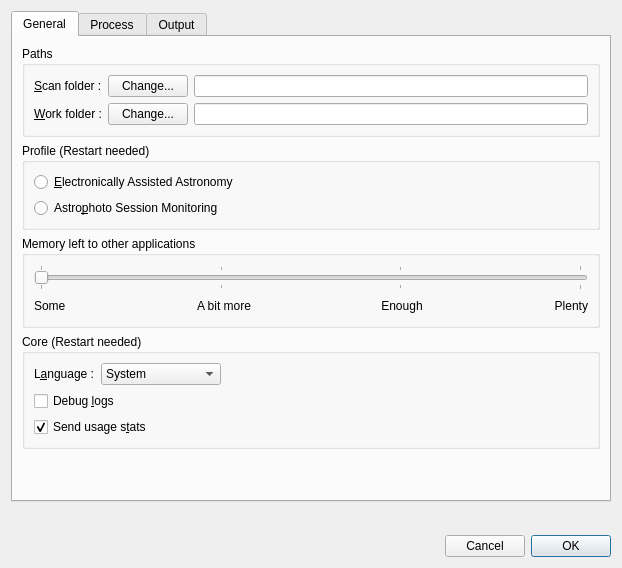
Old version of the form src/als/ui/prefs_ui.ui in the repository deufrai/als.
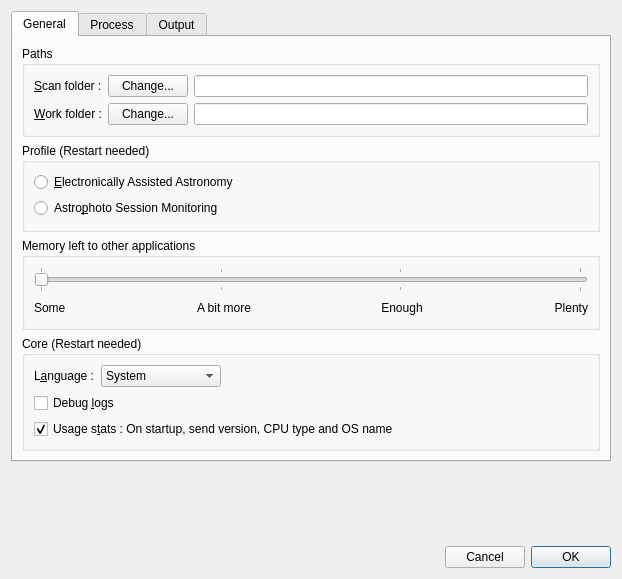
New version of the form.

Commit message: improve use stats prefs checkbox label

The edit to the form file:
```diff
--- a/src/als/ui/prefs_ui.ui
+++ b/src/als/ui/prefs_ui.ui
@@ -6,8 +6,8 @@
    <rect>
     <x>0</x>
     <y>0</y>
-    <width>618</width>
-    <height>568</height>
+    <width>620</width>
+    <height>579</height>
    </rect>
   </property>
   <property name="minimumSize">
@@ -19,7 +19,7 @@
   <property name="windowTitle">
    <string>ALS preferences</string>
   </property>
-  <layout class="QVBoxLayout" name="verticalLayout_11">
+  <layout class="QVBoxLayout" name="verticalLayout_12">
    <item>
     <widget class="QTabWidget" name="tabWidget">
      <property name="minimumSize">
@@ -35,7 +35,7 @@
       <attribute name="title">
        <string>General</string>
       </attribute>
-      <layout class="QVBoxLayout" name="verticalLayout_10">
+      <layout class="QVBoxLayout" name="verticalLayout_11">
        <item>
         <widget class="QGroupBox" name="pathsBox">
          <property name="title">
@@ -253,7 +253,7 @@
          <property name="title">
           <string>Core (Restart needed)</string>
          </property>
-         <layout class="QVBoxLayout" name="verticalLayout_5">
+         <layout class="QVBoxLayout" name="verticalLayout_10">
           <item>
            <layout class="QHBoxLayout" name="horizontalLayout_9">
             <item>
@@ -317,9 +317,11 @@
            </widget>
           </item>
           <item>
+           <layout class="QVBoxLayout" name="verticalLayout_5">
+            <item>
            <widget class="QCheckBox" name="chk_stats">
             <property name="text">
-             <string>Send usage s&amp;tats</string>
+               <string>Usage s&amp;tats : On startup, send version, CPU type and OS name</string>
             </property>
             <property name="checked">
              <bool>true</bool>
@@ -327,20 +329,9 @@
            </widget>
           </item>
          </layout>
-        </widget>
-       </item>
-       <item>
-        <spacer name="verticalSpacer_3">
-         <property name="orientation">
-          <enum>Qt::Vertical</enum>
-         </property>
-         <property name="sizeHint" stdset="0">
-          <size>
-           <width>20</width>
-           <height>40</height>
-          </size>
-         </property>
-        </spacer>
+          </item>
+         </layout>
+        </widget>
        </item>
       </layout>
      </widget>
```
Lines whose indentation alone changed are shown as unchanged. The commit also changes 2 other files.
